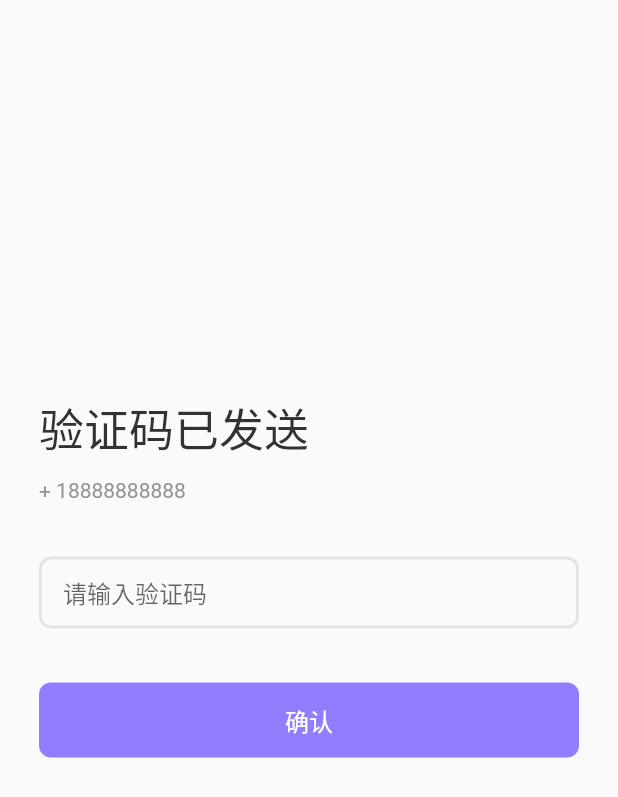
After one commit to meetqy/flutter_dating_template, a Flutter app: the ForgetPassWord screen opened by its route, on a phone screen of 412 x 824 dp. The commit adds this screen. Shown: the top 797 px of the screen. Run offline on Flutter 3.47's test engine with Material 2 defaults, Android fonts, the phone set to English and light mode, and no system bars.

Commit message:
忘记密码

```diff
--- /dev/null
+++ b/lib/pages/login/forget_pwd.dart
@@ -0,0 +1,91 @@
+import 'package:flutter/material.dart';
+import 'package:flutter_dating_template/utils/theme.dart';
+
+class ForgetPassWord extends StatefulWidget {
+  const ForgetPassWord({Key? key}) : super(key: key);
+
+  @override
+  State<ForgetPassWord> createState() => _ForgetPassWordState();
+}
+
+class _ForgetPassWordState extends State<ForgetPassWord> {
+  @override
+  Widget build(BuildContext context) {
+    return Scaffold(
+      body: SafeArea(
+        child: InkWell(
+          onTap: () {
+            FocusManager.instance.primaryFocus?.unfocus();
+          },
+          child: Container(
+            alignment: Alignment.centerLeft,
+            padding: const EdgeInsets.symmetric(horizontal: 26),
+            margin: const EdgeInsets.only(bottom: 56),
+            child: Column(
+              mainAxisAlignment: MainAxisAlignment.center,
+              crossAxisAlignment: CrossAxisAlignment.start,
+              children: [
+                Text(
+                  '验证码已发送',
+                  style: TextStyle(
+                    fontSize: 30,
+                    fontWeight: FontWeight.w500,
+                    color: WcaoTheme.base,
+                  ),
+                ),
+                Container(
+                  margin: const EdgeInsets.only(top: 12),
+                  child: Text(
+                    '+ 18888888888',
+                    style: TextStyle(color: WcaoTheme.secondary),
+                  ),
+                ),
+                Container(
+                  margin: const EdgeInsets.only(top: 36),
+                  child: TextField(
+                    keyboardType: TextInputType.phone,
+                    maxLength: 6,
+                    decoration: InputDecoration(
+                      counterText: "",
+                      hintText: "请输入验证码",
+                      contentPadding: const EdgeInsets.symmetric(
+                          vertical: 0, horizontal: 16),
+                      enabledBorder: OutlineInputBorder(
+                        borderRadius: BorderRadius.circular(8),
+                        borderSide: BorderSide(
+                          color: WcaoTheme.outline,
+                          width: 2,
+                        ),
+                      ),
+                      focusedBorder: OutlineInputBorder(
+                        borderRadius: BorderRadius.circular(8),
+                        borderSide: BorderSide(
+                          color: WcaoTheme.primaryFocus,
+                          width: 2,
+                        ),
+                      ),
+                    ),
+                  ),
+                ),
+                Container(
+                  height: 50,
+                  margin: const EdgeInsets.only(top: 36),
+                  width: double.infinity,
+                  decoration: BoxDecoration(
+                    borderRadius: WcaoTheme.radius,
+                    color: WcaoTheme.primary,
+                  ),
+                  alignment: Alignment.center,
+                  child: const Text(
+                    '确认',
+                    style: TextStyle(color: Colors.white, fontSize: 16),
+                  ),
+                )
+              ],
+            ),
+          ),
+        ),
+      ),
+    );
+  }
+}
--- a/lib/pages/login/password.dart
+++ b/lib/pages/login/password.dart
@@ -1,4 +1,5 @@
 import 'package:flutter/material.dart';
+import 'package:flutter/widgets.dart';
 import 'package:flutter_dating_template/pages/login/widgets/head.dart';
 import 'package:flutter_dating_template/utils/theme.dart';
 
@@ -14,6 +15,10 @@ class _LoginState extends State<PasswordLogin> {
   Widget build(BuildContext context) {
     return Scaffold(
       body: SafeArea(
+        child: InkWell(
+          onTap: () {
+            FocusManager.instance.primaryFocus?.unfocus();
+          },
           child: Container(
             alignment: Alignment.centerLeft,
             padding: const EdgeInsets.symmetric(horizontal: 26),
@@ -57,11 +62,16 @@ class _LoginState extends State<PasswordLogin> {
                           ),
                         ),
                       ),
-                    Text(
+                      InkWell(
+                        onTap: () {
+                          Navigator.pushNamed(context, '/forget-password');
+                        },
+                        child: Text(
                           "忘记密码?",
                           style: TextStyle(
-                        color: WcaoTheme.placeholder,
+                            color: WcaoTheme.secondary,
                             fontSize: 12,
+                          ),
                         ),
                       )
                     ],
@@ -86,6 +96,7 @@ class _LoginState extends State<PasswordLogin> {
                   ),
                 ),
               ],
+            ),
           ),
         ),
       ),
--- a/lib/pages/login/verify_code.dart
+++ b/lib/pages/login/verify_code.dart
@@ -14,6 +14,10 @@ class _LoginState extends State<VerifyCodeLogin> {
   Widget build(BuildContext context) {
     return Scaffold(
       body: SafeArea(
+        child: InkWell(
+          onTap: () {
+            FocusManager.instance.primaryFocus?.unfocus();
+          },
           child: Container(
             alignment: Alignment.centerLeft,
             padding: const EdgeInsets.symmetric(horizontal: 26),
@@ -60,6 +64,7 @@ class _LoginState extends State<VerifyCodeLogin> {
                   ),
                 ),
               ],
+            ),
           ),
         ),
       ),
--- a/lib/pages/login/widgets/head.dart
+++ b/lib/pages/login/widgets/head.dart
@@ -41,7 +41,10 @@ class _HeadState extends State<Head> {
           margin: const EdgeInsets.only(top: 12),
           height: 50,
           child: TextField(
+            keyboardType: TextInputType.phone,
+            maxLength: 11,
             decoration: InputDecoration(
+              counterText: "",
               hintText: "请输入手机号码",
               contentPadding:
                   const EdgeInsets.symmetric(vertical: 0, horizontal: 16),
--- a/lib/route.dart
+++ b/lib/route.dart
@@ -1,8 +1,10 @@
 import 'package:flutter/material.dart';
+import 'package:flutter_dating_template/pages/login/forget_pwd.dart';
 import 'package:flutter_dating_template/pages/login/password.dart';
 import 'package:flutter_dating_template/pages/login/verify_code.dart';
 
 Map<String, WidgetBuilder> routes = {
   '/verify-code-login': (context) => const VerifyCodeLogin(),
-  '/password-login': (context) => PasswordLogin()
+  '/password-login': (context) => const PasswordLogin(),
+  '/forget-password': (context) => ForgetPassWord()
 };
--- a/lib/utils/theme.dart
+++ b/lib/utils/theme.dart
@@ -10,7 +10,9 @@ class WcaoTheme {
   /// 文字主色
   static Color base = const Color(0xff323232);
 
-  /// 次色
+  static Color secondary = const Color(0xff949494);
+
+  /// 辅助文字
   static Color placeholder = const Color(0xffcccccc);
 
   /// outline
```
Lines whose indentation alone changed are shown as unchanged.
